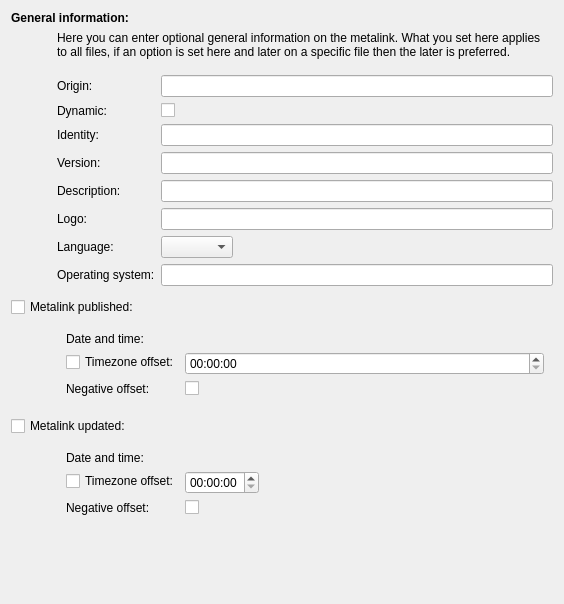
Above: ui/metalinkcreator/general.ui from KDE/kget before the change. Below: the same form after it.
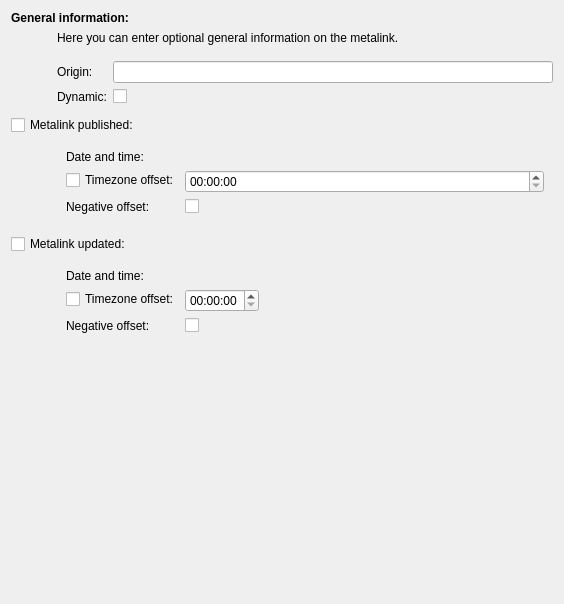
That is the form after the change. Custom widgets are drawn as their Qt base class.

```diff
--- a/ui/metalinkcreator/general.ui
+++ b/ui/metalinkcreator/general.ui
@@ -23,6 +23,13 @@
        </property>
       </widget>
      </item>
+     <item row="0" column="1">
+      <widget class="KLineEdit" name="origin">
+       <property name="clickMessage">
+        <string>Web-Url to the metalink</string>
+       </property>
+      </widget>
+     </item>
      <item row="1" column="0">
       <widget class="QLabel" name="labelDynamic">
        <property name="toolTip">
@@ -33,104 +40,6 @@
        </property>
       </widget>
      </item>
-     <item row="2" column="0">
-      <widget class="QLabel" name="label_3">
-       <property name="toolTip">
-        <string extracomment="the basic identity of the metalink-file, e.g. KDE">The identity of the file</string>
-       </property>
-       <property name="text">
-        <string>Identity:</string>
-       </property>
-      </widget>
-     </item>
-     <item row="2" column="1">
-      <widget class="KLineEdit" name="identity">
-       <property name="clickMessage">
-        <string>Identity e.g. &quot;KDE&quot;</string>
-       </property>
-      </widget>
-     </item>
-     <item row="3" column="0">
-      <widget class="QLabel" name="label_4">
-       <property name="toolTip">
-        <string extracomment="the version of the file e.g. 4.3 for KDE">The version of the file</string>
-       </property>
-       <property name="text">
-        <string>Version:</string>
-       </property>
-      </widget>
-     </item>
-     <item row="3" column="1">
-      <widget class="KLineEdit" name="version"/>
-     </item>
-     <item row="4" column="0">
-      <widget class="QLabel" name="label_6">
-       <property name="text">
-        <string>Description:</string>
-       </property>
-      </widget>
-     </item>
-     <item row="4" column="1">
-      <widget class="KLineEdit" name="description">
-       <property name="showClearButton" stdset="0">
-        <bool>true</bool>
-       </property>
-      </widget>
-     </item>
-     <item row="5" column="0">
-      <widget class="QLabel" name="label_17">
-       <property name="text">
-        <string>Logo:</string>
-       </property>
-      </widget>
-     </item>
-     <item row="5" column="1">
-      <widget class="KLineEdit" name="logo">
-       <property name="inputMask">
-        <string/>
-       </property>
-       <property name="clickMessage">
-        <string>Url to the logo</string>
-       </property>
-       <property name="showClearButton" stdset="0">
-        <bool>true</bool>
-       </property>
-      </widget>
-     </item>
-     <item row="6" column="0">
-      <widget class="QLabel" name="label_19">
-       <property name="toolTip">
-        <string>The language of the file</string>
-       </property>
-       <property name="text">
-        <string>Language:</string>
-       </property>
-      </widget>
-     </item>
-     <item row="6" column="1">
-      <widget class="KComboBox" name="language"/>
-     </item>
-     <item row="7" column="0">
-      <widget class="QLabel" name="label_20">
-       <property name="text">
-        <string>Operating system:</string>
-       </property>
-      </widget>
-     </item>
-     <item row="7" column="1">
-      <widget class="KLineEdit" name="os">
-       <property name="showClearButton" stdset="0">
-        <bool>true</bool>
-       </property>
-      </widget>
-     </item>
-     <item row="0" column="1">
-      <widget class="KLineEdit" name="origin">
-       <property name="clickMessage">
-        <string>Web-Url to the metalink</string>
-       </property>
-      </widget>
-     </item>
      <item row="1" column="1">
       <widget class="QCheckBox" name="dynamic">
        <property name="text">
@@ -298,7 +207,7 @@
    <item row="1" column="1">
     <widget class="QLabel" name="label_7">
      <property name="text">
-      <string>Here you can enter optional general information on the metalink. What you set here applies to all files, if an option is set here and later on a specific file then the later is preferred.</string>
+      <string>Here you can enter optional general information on the metalink.</string>
      </property>
      <property name="wordWrap">
       <bool>true</bool>
@@ -324,11 +233,6 @@
   </layout>
  </widget>
  <customwidgets>
-  <customwidget>
-   <class>KComboBox</class>
-   <extends>QComboBox</extends>
-   <header>kcombobox.h</header>
-  </customwidget>
   <customwidget>
    <class>KDateTimeWidget</class>
    <extends>QWidget</extends>
```
